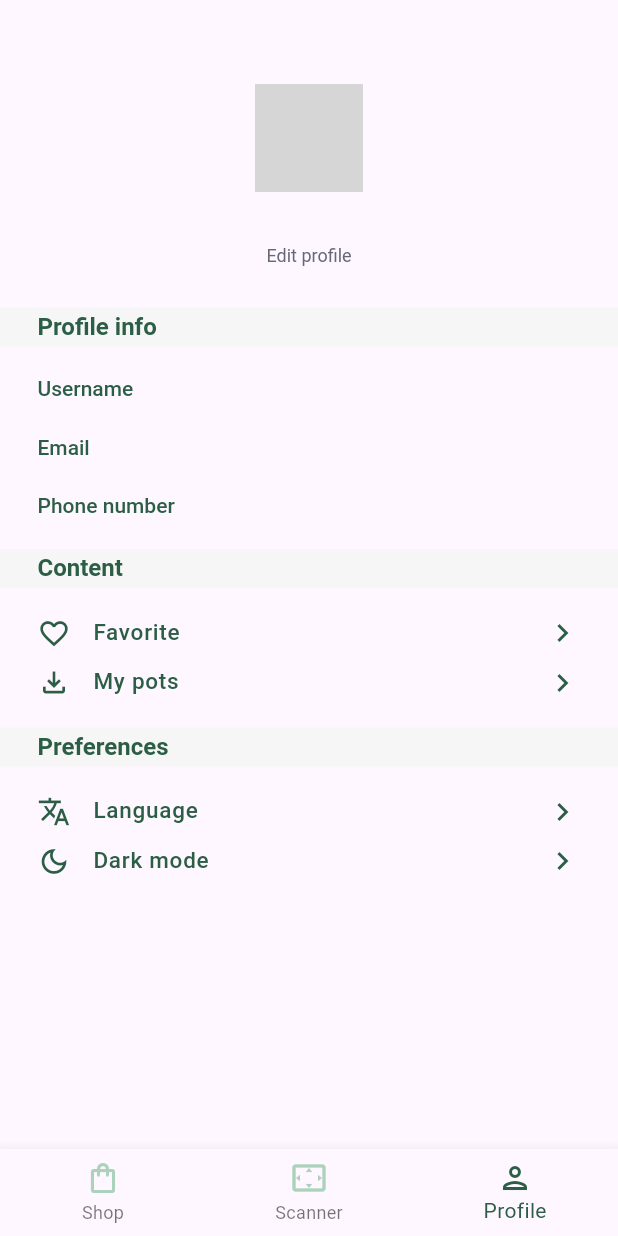
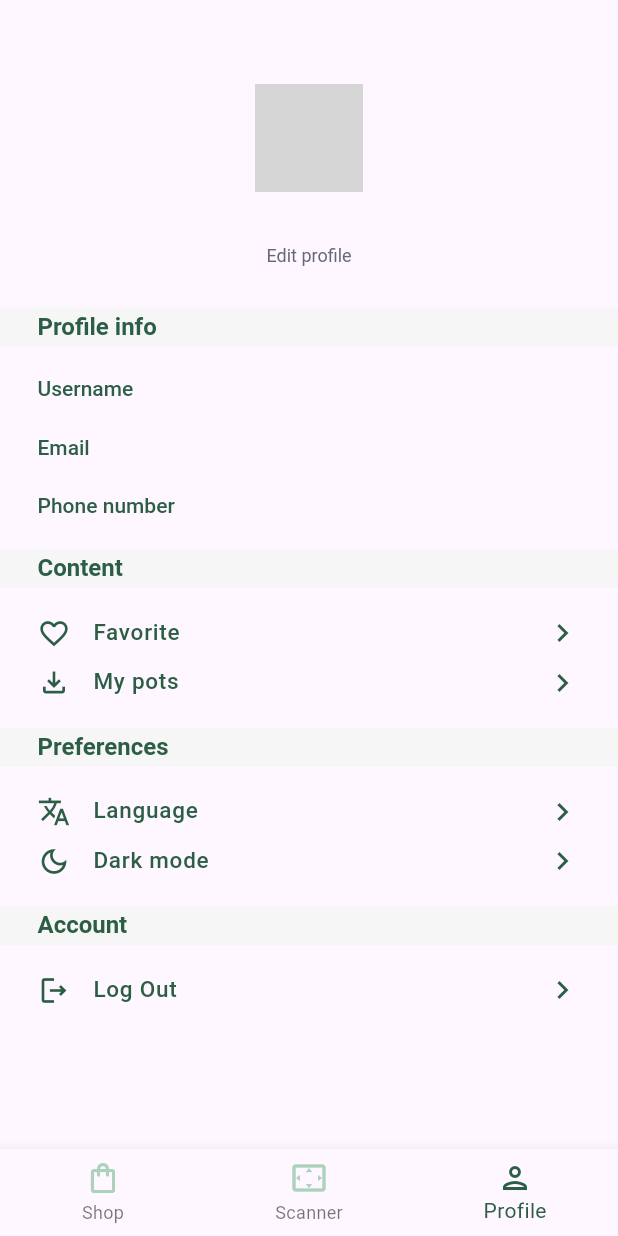
Before and after one commit to CultivatorDao/plantsiliry_app, a Flutter app: the screen it shows once a user with an empty profile is signed in, item 3 of the bottom bar chosen, on a phone screen of 412 x 824 dp. Run offline on Flutter 3.47's test engine with Material 3 defaults, Android fonts, the phone set to English and light mode, and no system bars; our stand-ins replace cloud_firestore, email_validator, firebase_auth, firebase_core, flutter_spinkit; accounts and stored records are empty; network calls fail; Roboto replaces fonts that are missing (Poppins); grey boxes are pictures that could not be loaded.

```diff
--- a/lib/activities/main/profile/profile.dart
+++ b/lib/activities/main/profile/profile.dart
@@ -1,12 +1,13 @@
 import 'package:flutter/material.dart';
-import 'package:plantsility_app/activities/main/profile/circle_avatar_custom.dart';
-import 'package:plantsility_app/activities/main/profile/line_button.dart';
 
 import 'package:provider/provider.dart';
 
+import 'package:plantsility_app/services/auth.dart';
 import 'package:plantsility_app/services/database.dart';
 import 'package:plantsility_app/models/user.dart';
 
+import 'package:plantsility_app/activities/main/profile/line_button.dart';
+import 'package:plantsility_app/activities/main/profile/circle_avatar_custom.dart';
 import 'package:plantsility_app/widgets/loading/chasing_dots_loading.dart';
 
 import 'package:plantsility_app/activities/main/profile/settings.dart';
@@ -20,6 +21,9 @@ class ProfileScreen extends StatefulWidget {
 }
 
 class _ProfileScreenState extends State<ProfileScreen> {
+
+  final AuthService _auth = AuthService();
+
   @override
   Widget build(BuildContext context) {
 
@@ -128,6 +132,23 @@ class _ProfileScreenState extends State<ProfileScreen> {
                         ),
                       ),
 
+                      const Label(text: "Account"),
+
+                      Container(
+                        padding: const EdgeInsets.symmetric(horizontal: 25, vertical: 18),
+                        child: Column(
+                          children: <Widget>[
+                            LineButton(
+                              text: "Log Out",
+                              leftIcon: Icons.logout_outlined,
+                              onTap: () {
+                                _auth.signOut();
+                              }
+                            )
+                          ],
+                        ),
+                      )
+
                     ],
                   )
 
--- a/lib/activities/main/profile/settings.dart
+++ b/lib/activities/main/profile/settings.dart
@@ -1,13 +1,13 @@
 import 'package:flutter/material.dart';
 
 import 'package:plantsility_app/services/database.dart';
-import 'package:plantsility_app/activities/main/profile/circle_avatar_custom.dart';
 
 import 'package:provider/provider.dart';
 import 'package:plantsility_app/models/user.dart';
 
 import 'package:plantsility_app/widgets/buttons/rounded_rect_button.dart';
 import 'package:plantsility_app/widgets/text_fields/custom_text_field.dart';
+import 'package:plantsility_app/activities/main/profile/circle_avatar_custom.dart';
 import 'package:plantsility_app/widgets/loading/chasing_dots_loading.dart';
 
 
--- /dev/null
+++ b/lib/models/product.dart
@@ -0,0 +1,24 @@
+class ProductModel {
+
+  final String name;
+  final String frontImage;
+  final String? description;
+  final List<String>? images;
+  final double? originalPrice;
+  final bool? hasDiscount;
+  final double? discountPrice;
+  final dynamic comments;
+
+
+  ProductModel({
+    required this.name,
+    required this.frontImage,
+    this.description,
+    this.images,
+    this.discountPrice,
+    this.originalPrice,
+    this.hasDiscount,
+    this.comments,
+  });
+
+}
--- a/lib/widgets/text_fields/custom_text_field.dart
+++ b/lib/widgets/text_fields/custom_text_field.dart
@@ -29,6 +29,7 @@ class CustomTextField extends StatefulWidget {
   final String? hintText;
   /// [label] Optional widget that describes the input field.
   final String? label;
+  // TODO: add doc strings
   ///
   final double? height;
   ///
```
Also changed, not shown: lib/activities/main/shop/product.dart (+11 -11 lines), lib/activities/main/shop/shop.dart (+37 -27 lines), lib/services/database.dart (+14 -14 lines), lib/widgets/info_card/info_card.dart (+11 -9 lines).
